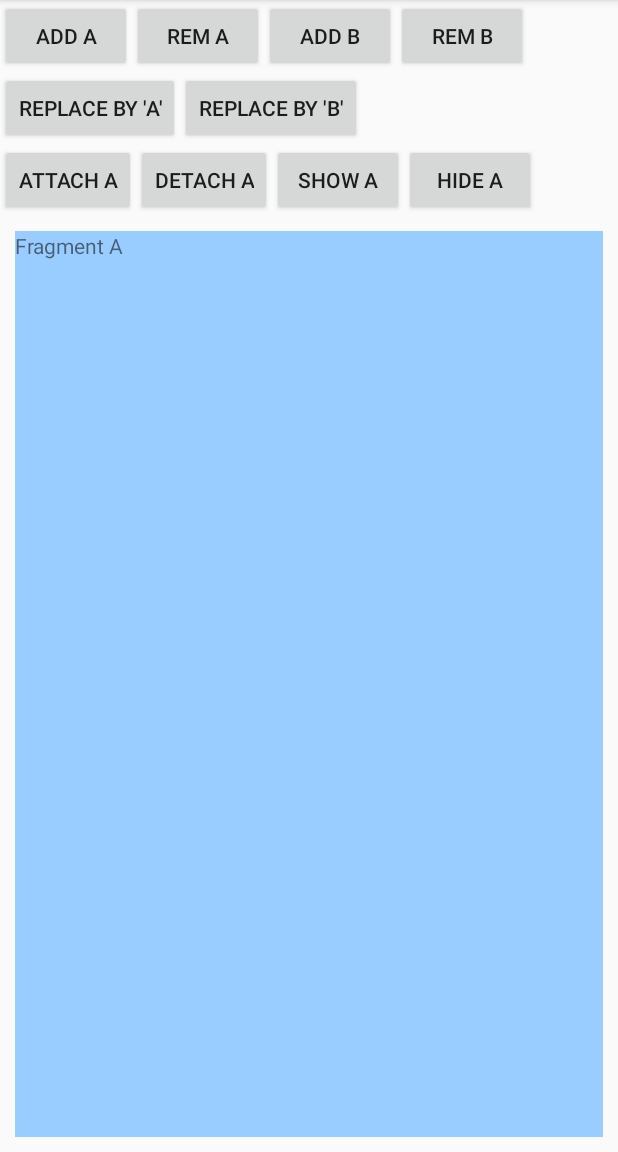
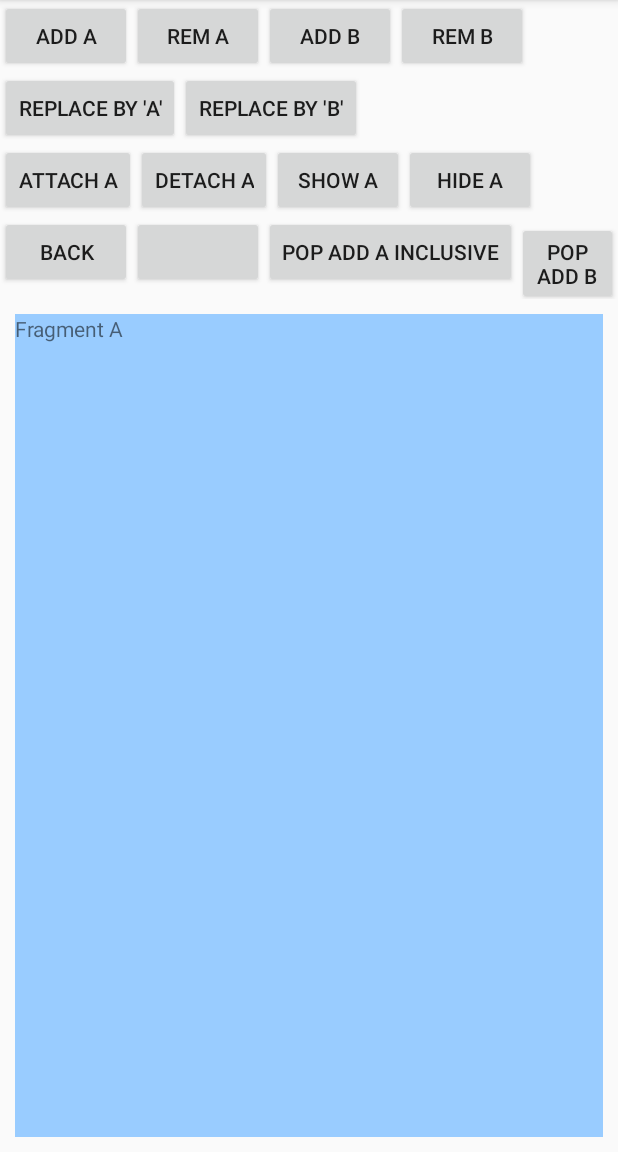
Before and after one commit to KyleBastien/InClassDemo, an Android app: the FragmentTransactionExampleActivity screen opened directly, with no data from a screen before it, after a tap on "ADD A", on a phone screen of 412 x 824 dp, the part 84-1236 px from its top. Run offline under Robolectric (Android 15) with nearby library versions, the light colour scheme and no system bars.

Commit message:
Setting up for BackStack Example

```diff
--- a/app/src/main/java/com/example/mcnutt/inclassdemo/FragmentTransactionExampleActivity.java
+++ b/app/src/main/java/com/example/mcnutt/inclassdemo/FragmentTransactionExampleActivity.java
@@ -5,9 +5,12 @@ import android.app.FragmentManager;
 import android.app.FragmentTransaction;
 import android.support.v7.app.AppCompatActivity;
 import android.os.Bundle;
+import android.util.Log;
 import android.view.View;
 
-public class FragmentTransactionExampleActivity extends AppCompatActivity {
+public class FragmentTransactionExampleActivity extends AppCompatActivity implements FragmentManager.OnBackStackChangedListener {
+
+    private static final String TAG = FragmentTransactionExampleActivity.class.getSimpleName();
 
     private FragmentManager manager;
 
@@ -16,12 +19,14 @@ public class FragmentTransactionExampleActivity extends AppCompatActivity {
         super.onCreate(savedInstanceState);
         setContentView(R.layout.activity_fragment_transaction_example);
         manager = getFragmentManager();
+        manager.addOnBackStackChangedListener(this);
     }
 
     public void addFragmentA(View view) {
         Fragment fragmentA = new FragmentA();
         FragmentTransaction transaction = manager.beginTransaction();
         transaction.add(R.id.container, fragmentA, "fragA");
+        transaction.addToBackStack("AddFragA");
         transaction.commit();
     }
 
@@ -30,6 +35,7 @@ public class FragmentTransactionExampleActivity extends AppCompatActivity {
         if (fragmentA != null) {
             FragmentTransaction transaction = manager.beginTransaction();
             transaction.remove(fragmentA);
+            transaction.addToBackStack("RemoveFragA");
             transaction.commit();
         }
     }
@@ -38,6 +44,7 @@ public class FragmentTransactionExampleActivity extends AppCompatActivity {
         Fragment fragmentB = new FragmentB();
         FragmentTransaction transaction = manager.beginTransaction();
         transaction.add(R.id.container, fragmentB, "fragB");
+        transaction.addToBackStack("AddFragB");
         transaction.commit();
     }
 
@@ -46,6 +53,7 @@ public class FragmentTransactionExampleActivity extends AppCompatActivity {
         if (fragmentB != null) {
             FragmentTransaction transaction = manager.beginTransaction();
             transaction.remove(fragmentB);
+            transaction.addToBackStack("RemoveFragB");
             transaction.commit();
         }
     }
@@ -54,6 +62,7 @@ public class FragmentTransactionExampleActivity extends AppCompatActivity {
         FragmentA fragmentA = new FragmentA();
         FragmentTransaction transaction = manager.beginTransaction();
         transaction.replace(R.id.container, fragmentA, "fragA");
+        transaction.addToBackStack("ReplaceByFragA");
         transaction.commit();
     }
 
@@ -61,6 +70,7 @@ public class FragmentTransactionExampleActivity extends AppCompatActivity {
         FragmentB fragmentB = new FragmentB();
         FragmentTransaction transaction = manager.beginTransaction();
         transaction.replace(R.id.container, fragmentB, "fragB");
+        transaction.addToBackStack("ReplaceByFragB");
         transaction.commit();
     }
 
@@ -69,6 +79,7 @@ public class FragmentTransactionExampleActivity extends AppCompatActivity {
         if (fragmentA != null) {
             FragmentTransaction transaction = manager.beginTransaction();
             transaction.attach(fragmentA);
+            transaction.addToBackStack("AttachFragA");
             transaction.commit();
         }
     }
@@ -78,6 +89,7 @@ public class FragmentTransactionExampleActivity extends AppCompatActivity {
         if (fragmentA != null) {
             FragmentTransaction transaction = manager.beginTransaction();
             transaction.detach(fragmentA);
+            transaction.addToBackStack("DetachFragA");
             transaction.commit();
         }
     }
@@ -87,16 +99,43 @@ public class FragmentTransactionExampleActivity extends AppCompatActivity {
         if (fragmentA != null) {
             FragmentTransaction transaction = manager.beginTransaction();
             transaction.show(fragmentA);
+            transaction.addToBackStack("ShowFragA");
             transaction.commit();
         }
     }
 
-    public void hideFragmentB(View view) {
+    public void hideFragmentA(View view) {
         FragmentA fragmentA = (FragmentA) manager.findFragmentByTag("fragA");
         if (fragmentA != null) {
             FragmentTransaction transaction = manager.beginTransaction();
             transaction.hide(fragmentA);
+            transaction.addToBackStack("HideFragA");
             transaction.commit();
         }
     }
+
+    public void dummyBackButtonClick(View view) {
+        manager.popBackStack();
+    }
+
+    public void popAddFragAInclusiveTransaction(View view) {
+        manager.popBackStack("AddFragA", FragmentManager.POP_BACK_STACK_INCLUSIVE);
+    }
+
+    public void popAddFragBTransaction(View view) {
+        manager.popBackStack("AddFragB", 0);
+    }
+
+    @Override
+    public void onBackStackChanged() {
+        int length = manager.getBackStackEntryCount();
+        StringBuilder msg = new StringBuilder();
+        for(int i = length - 1; i >= 0; i--) {
+            msg.append("Index ").append(i).append(" : ");
+            msg.append(manager.getBackStackEntryAt(i).getName());
+            msg.append("\n");
+        }
+
+        Log.i(TAG, "\n" + msg.toString() + " \n ");
+    }
 }
--- a/app/src/main/res/layout/activity_fragment_transaction_example.xml
+++ b/app/src/main/res/layout/activity_fragment_transaction_example.xml
@@ -87,8 +87,36 @@
             android:layout_width="wrap_content"
             android:layout_height="wrap_content"
             android:text="@string/hide_a"
-            android:onClick="hideFragmentB"/>
+            android:onClick="hideFragmentA"/>
 
+
+    </LinearLayout>
+
+    <LinearLayout
+        android:layout_width="match_parent"
+        android:layout_height="wrap_content">
+
+        <Button
+            android:layout_width="wrap_content"
+            android:layout_height="wrap_content"
+            android:text="@string/back"
+            android:onClick="dummyBackButtonClick"/>
+
+        <Button
+            android:layout_width="wrap_content"
+            android:layout_height="wrap_content" />
+
+        <Button
+            android:layout_width="wrap_content"
+            android:layout_height="wrap_content"
+            android:text="@string/pop_add_a_inclusive"
+            android:onClick="popAddFragAInclusiveTransaction"/>
+
+        <Button
+            android:layout_width="wrap_content"
+            android:layout_height="wrap_content"
+            android:text="@string/pop_add_b"
+            android:onClick="popAddFragBTransaction"/>
 
     </LinearLayout>
 
--- a/app/src/main/res/values/strings.xml
+++ b/app/src/main/res/values/strings.xml
@@ -68,4 +68,7 @@
     <string name="send_data_to_fragment_result">Send Data to Fragment Result</string>
     <string name="numbers_recieved_in_activity">Numbers received in Activity: %d, %d</string>
     <string name="go_to_inter_fragment_communication_example">Go to Inter-Fragment Communication Example</string>
+    <string name="back">BACK</string>
+    <string name="pop_add_a_inclusive">Pop Add A Inclusive</string>
+    <string name="pop_add_b">Pop Add B</string>
 </resources>
```
